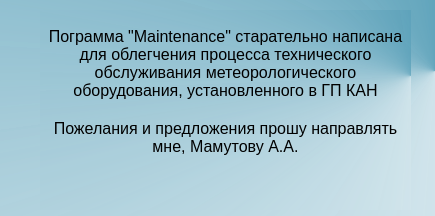
First picture: the form in About.ui, repository meteoaza/maint, before the edit.
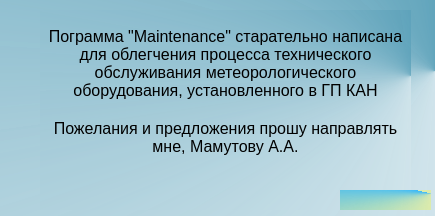
Second picture: the form after the edit. Icons and pictures are not drawn.

Diff of the .ui file:
```diff
--- a/About.ui
+++ b/About.ui
@@ -55,6 +55,25 @@
 &lt;p align=&quot;center&quot; style=&quot; margin-top:0px; margin-bottom:0px; margin-left:0px; margin-right:0px; -qt-block-indent:0; text-indent:0px;&quot;&gt;&lt;span style=&quot; font-size:12pt;&quot;&gt;Пожелания и предложения прошу направлять мне, Мамутову А.А.&lt;/span&gt;&lt;/p&gt;&lt;/body&gt;&lt;/html&gt;</string>
    </property>
   </widget>
+  <widget class="QLabel" name="ver">
+   <property name="geometry">
+    <rect>
+     <x>340</x>
+     <y>190</y>
+     <width>91</width>
+     <height>20</height>
+    </rect>
+   </property>
+   <property name="styleSheet">
+    <string notr="true">background-color: qconicalgradient(cx:1, cy:0.17, angle:135, stop:0 rgba(0, 169, 255, 182), stop:0.375 rgba(255, 255, 0, 69), stop:0.423533 rgba(251, 255, 0, 145), stop:0.45 rgba(247, 255, 0, 208), stop:0.477581 rgba(255, 244, 71, 130), stop:0.518717 rgba(255, 218, 71, 130), stop:0.55 rgba(255, 255, 0, 255), stop:0.57754 rgba(255, 203, 0, 130), stop:0.625 rgba(255, 255, 0, 69), stop:1 rgba(255, 255, 0, 69));</string>
+   </property>
+   <property name="text">
+    <string/>
+   </property>
+   <property name="alignment">
+    <set>Qt::AlignCenter</set>
+   </property>
+  </widget>
  </widget>
  <resources/>
  <connections/>
```
